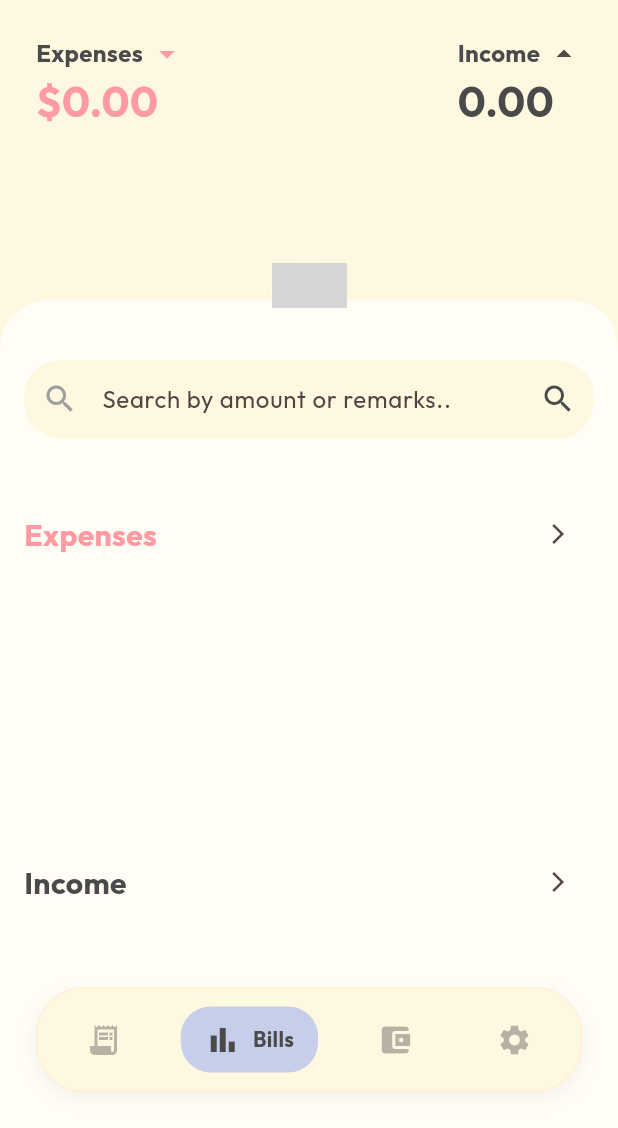
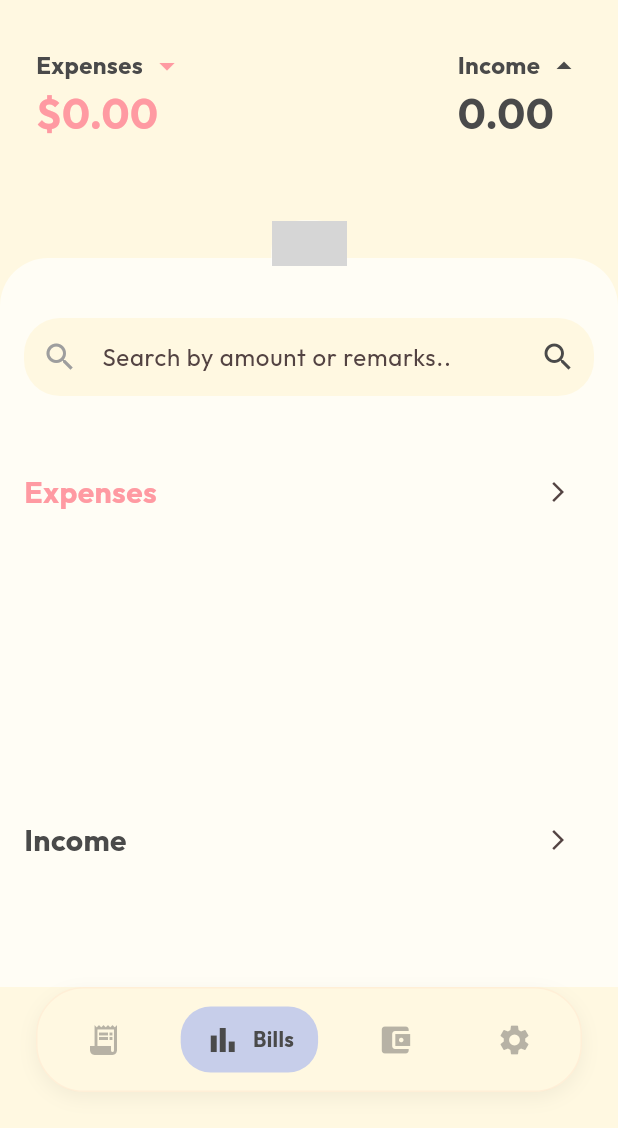
Before and after one commit to amerfathullah/neko-money-manager, a Flutter app: the screen it shows once a user with an empty profile is signed in, item 2 of the bottom bar chosen, on a phone screen of 412 x 824 dp, the part 108-1236 px from its top. Run offline on Flutter 3.47's test engine with Material 3 defaults, Android fonts, the phone set to English and light mode, and no system bars; drawn by our look-alikes of fl_chart; our stand-ins replace cloud_firestore, firebase_auth, firebase_core, flutter_riverpod, google_fonts, google_mobile_ads and 1 more; accounts and stored records are empty; network calls fail; grey boxes are pictures that could not be loaded.

Commit message:
uniform sheet

```diff
--- a/lib/features/transactions/presentation/pages/transactions_list_page.dart
+++ b/lib/features/transactions/presentation/pages/transactions_list_page.dart
@@ -179,7 +179,8 @@ class _TransactionsListPageState extends ConsumerState<TransactionsListPage> {
 
           final ledgers = ledgersAsync.asData?.value ?? [];
 
-          return Stack(
+          return SafeArea(
+            child: Stack(
               children: [
                 // Background Elements
                 Positioned(
@@ -195,10 +196,8 @@ class _TransactionsListPageState extends ConsumerState<TransactionsListPage> {
                   ),
                 ),
 
-              // Top Section (Background)
-              SafeArea(
-                bottom: false,
-                child: Column(
+                // Top Section
+                Column(
                   children: [
                     TransactionsTopSection(
                       selectedLedgerId: _selectedLedgerId,
@@ -215,7 +214,6 @@ class _TransactionsListPageState extends ConsumerState<TransactionsListPage> {
                       currencySymbol: currencySymbol,
                     ),
                   ],
-                ),
                 ),
 
                 // Draggable Sheet
@@ -284,8 +282,9 @@ class _TransactionsListPageState extends ConsumerState<TransactionsListPage> {
                               TransactionCalendarSection(
                                 transactions: filtered,
                                 isExpenseView: _calendarIsExpenseView,
-                              onViewChanged: (val) =>
-                                  setState(() => _calendarIsExpenseView = val),
+                                onViewChanged: (val) => setState(
+                                  () => _calendarIsExpenseView = val,
+                                ),
                               ),
 
                               // Section 5: List
@@ -300,7 +299,8 @@ class _TransactionsListPageState extends ConsumerState<TransactionsListPage> {
                           child: Image.asset(
                             'assets/images/cat_peek.png',
                             width: 60,
-                          errorBuilder: (context, error, stackTrace) => Container(
+                            errorBuilder: (context, error, stackTrace) =>
+                                Container(
                                   width: 50,
                                   height: 30,
                                   decoration: const BoxDecoration(
@@ -318,6 +318,7 @@ class _TransactionsListPageState extends ConsumerState<TransactionsListPage> {
                   },
                 ),
               ],
+            ),
           );
         },
       ),
--- a/lib/features/transactions/presentation/widgets/transactions_list_widgets.dart
+++ b/lib/features/transactions/presentation/widgets/transactions_list_widgets.dart
@@ -81,12 +81,13 @@ class TransactionsTopSection extends StatelessWidget {
 
   @override
   Widget build(BuildContext context) {
-    return Padding(
-      padding: const EdgeInsets.symmetric(horizontal: 24.0, vertical: 16),
-      child: Column(
-        children: [
-          // Top Row: Ledger & Time Range
-          Row(
+    return Column(
+      children: [
+        const SizedBox(height: 16),
+        // Top Row: Ledger & Time Range
+        Padding(
+          padding: const EdgeInsets.symmetric(horizontal: 24.0),
+          child: Row(
             mainAxisAlignment: MainAxisAlignment.spaceBetween,
             children: [
               // Ledger Dropdown
@@ -214,11 +215,14 @@ class TransactionsTopSection extends StatelessWidget {
               ),
             ],
           ),
+        ),
 
-          const SizedBox(height: 24),
+        const SizedBox(height: 32),
 
-          // Totals Display
-          Row(
+        // Totals Display
+        Padding(
+          padding: const EdgeInsets.symmetric(horizontal: 24.0),
+          child: Row(
             mainAxisAlignment: MainAxisAlignment.spaceBetween,
             children: [
               // Expense
@@ -247,7 +251,7 @@ class TransactionsTopSection extends StatelessWidget {
                     style: const TextStyle(
                       fontSize: 28,
                       fontWeight: FontWeight.bold,
-                      color: AppColors.expense,
+                      color: AppColors.pastelRed,
                     ),
                   ),
                 ],
@@ -283,8 +287,8 @@ class TransactionsTopSection extends StatelessWidget {
               ),
             ],
           ),
-        ],
-      ),
+        ),
+      ],
     );
   }
 
```
Lines whose indentation alone changed are shown as unchanged.
